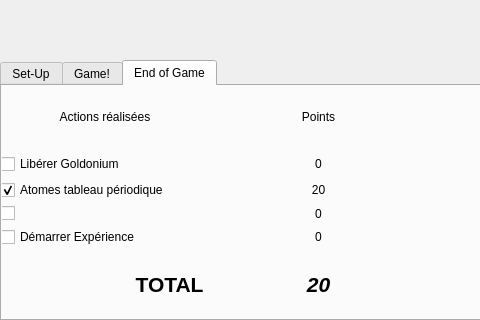
This is CDFR_2019_QT/gamewindow.ui in guillaumeb49/QT_CDFR_2019 as Qt 5 draws it before an edit. The edited form follows.
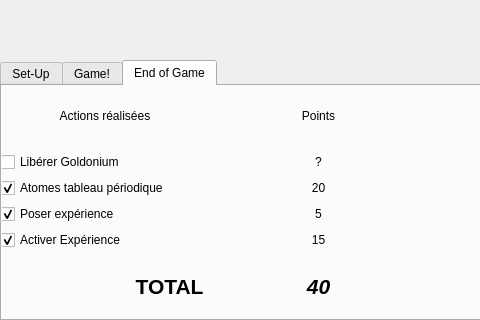
This is the edited form. The open tabs and pages were chosen to show the change. Icons and pictures are not drawn.

Diff of the .ui file:
```diff
--- a/CDFR_2019_QT/gamewindow.ui
+++ b/CDFR_2019_QT/gamewindow.ui
@@ -481,7 +481,7 @@
        <item row="4" column="1">
         <widget class="QLabel" name="label_15">
          <property name="text">
-          <string>0</string>
+          <string>15</string>
          </property>
          <property name="alignment">
           <set>Qt::AlignCenter</set>
@@ -510,10 +510,13 @@
           <bool>true</bool>
          </property>
          <property name="text">
-          <string/>
+          <string>Poser expérience</string>
          </property>
          <property name="checkable">
-          <bool>false</bool>
+          <bool>true</bool>
+         </property>
+         <property name="checked">
+          <bool>true</bool>
          </property>
         </widget>
        </item>
@@ -523,17 +526,20 @@
           <bool>true</bool>
          </property>
          <property name="text">
-          <string>Démarrer Expérience</string>
+          <string>Activer Expérience</string>
          </property>
          <property name="checkable">
-          <bool>false</bool>
+          <bool>true</bool>
+         </property>
+         <property name="checked">
+          <bool>true</bool>
          </property>
         </widget>
        </item>
        <item row="1" column="1">
         <widget class="QLabel" name="label_12">
          <property name="text">
-          <string>0</string>
+          <string>?</string>
          </property>
          <property name="alignment">
           <set>Qt::AlignCenter</set>
@@ -543,7 +549,7 @@
        <item row="3" column="1">
         <widget class="QLabel" name="label_14">
          <property name="text">
-          <string>0</string>
+          <string>5</string>
          </property>
          <property name="alignment">
           <set>Qt::AlignCenter</set>
@@ -573,7 +579,7 @@
           </font>
          </property>
          <property name="text">
-          <string>20</string>
+          <string>40</string>
          </property>
          <property name="alignment">
           <set>Qt::AlignCenter</set>
```
Left out of the diff: 4 changed lines with no effect on the pictures.
